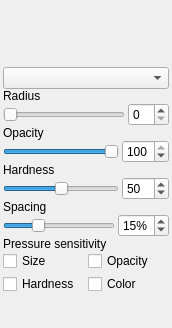
Qt form src/client/ui/brushsettings.ui (drawpile/Drawpile) before a commit.
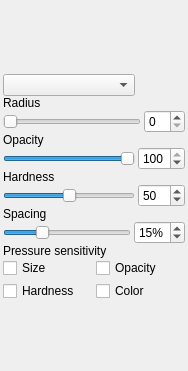
The same form after that commit. Custom widgets are drawn as their Qt base class.

What changed in the file:
```diff
--- a/src/client/ui/brushsettings.ui
+++ b/src/client/ui/brushsettings.ui
@@ -5,18 +5,27 @@
    <rect>
     <x>0</x>
     <y>0</y>
-    <width>172</width>
-    <height>328</height>
+    <width>188</width>
+    <height>371</height>
    </rect>
   </property>
   <property name="windowTitle" >
    <string>Form</string>
   </property>
-  <layout class="QVBoxLayout" name="verticalLayout" >
+  <layout class="QVBoxLayout" >
    <property name="spacing" >
     <number>0</number>
    </property>
-   <property name="margin" >
+   <property name="leftMargin" >
+    <number>3</number>
+   </property>
+   <property name="topMargin" >
+    <number>3</number>
+   </property>
+   <property name="rightMargin" >
+    <number>3</number>
+   </property>
+   <property name="bottomMargin" >
     <number>3</number>
    </property>
    <item>
@@ -42,7 +51,37 @@
     </widget>
    </item>
    <item>
-    <widget class="QComboBox" name="blendmode" />
+    <layout class="QHBoxLayout" >
+     <property name="spacing" >
+      <number>3</number>
+     </property>
+     <property name="topMargin" >
+      <number>3</number>
+     </property>
+     <item>
+      <widget class="QComboBox" name="blendmode" >
+       <property name="sizePolicy" >
+        <sizepolicy vsizetype="Fixed" hsizetype="Preferred" >
+         <horstretch>1</horstretch>
+         <verstretch>0</verstretch>
+        </sizepolicy>
+       </property>
+      </widget>
+     </item>
+     <item>
+      <spacer>
+       <property name="orientation" >
+        <enum>Qt::Horizontal</enum>
+       </property>
+       <property name="sizeHint" >
+        <size>
+         <width>50</width>
+         <height>20</height>
+        </size>
+       </property>
+      </spacer>
+     </item>
+    </layout>
    </item>
    <item>
     <widget class="QLabel" name="label" >
@@ -56,7 +95,16 @@
      <property name="spacing" >
       <number>3</number>
      </property>
-     <property name="margin" >
+     <property name="leftMargin" >
+      <number>0</number>
+     </property>
+     <property name="topMargin" >
+      <number>0</number>
+     </property>
+     <property name="rightMargin" >
+      <number>0</number>
+     </property>
+     <property name="bottomMargin" >
       <number>0</number>
      </property>
      <item>
@@ -96,7 +144,16 @@
      <property name="spacing" >
       <number>3</number>
      </property>
-     <property name="margin" >
+     <property name="leftMargin" >
+      <number>0</number>
+     </property>
+     <property name="topMargin" >
+      <number>0</number>
+     </property>
+     <property name="rightMargin" >
+      <number>0</number>
+     </property>
+     <property name="bottomMargin" >
       <number>0</number>
      </property>
      <item>
@@ -188,7 +245,16 @@
      <property name="spacing" >
       <number>3</number>
      </property>
-     <property name="margin" >
+     <property name="leftMargin" >
+      <number>0</number>
+     </property>
+     <property name="topMargin" >
+      <number>0</number>
+     </property>
+     <property name="rightMargin" >
+      <number>0</number>
+     </property>
+     <property name="bottomMargin" >
       <number>0</number>
      </property>
      <item>
@@ -234,10 +300,22 @@
    </item>
    <item>
     <layout class="QGridLayout" >
-     <property name="margin" >
+     <property name="leftMargin" >
       <number>0</number>
      </property>
-     <property name="spacing" >
+     <property name="topMargin" >
+      <number>0</number>
+     </property>
+     <property name="rightMargin" >
+      <number>0</number>
+     </property>
+     <property name="bottomMargin" >
+      <number>0</number>
+     </property>
+     <property name="horizontalSpacing" >
+      <number>3</number>
+     </property>
+     <property name="verticalSpacing" >
       <number>3</number>
      </property>
      <item row="0" column="0" >
@@ -275,10 +353,10 @@
      <property name="orientation" >
       <enum>Qt::Vertical</enum>
      </property>
-     <property name="sizeHint" stdset="0" >
+     <property name="sizeHint" >
       <size>
-       <width>5</width>
-       <height>5</height>
+       <width>166</width>
+       <height>16</height>
       </size>
      </property>
     </spacer>
```
Left out of the diff: 11 changed lines with no effect on the pictures.
